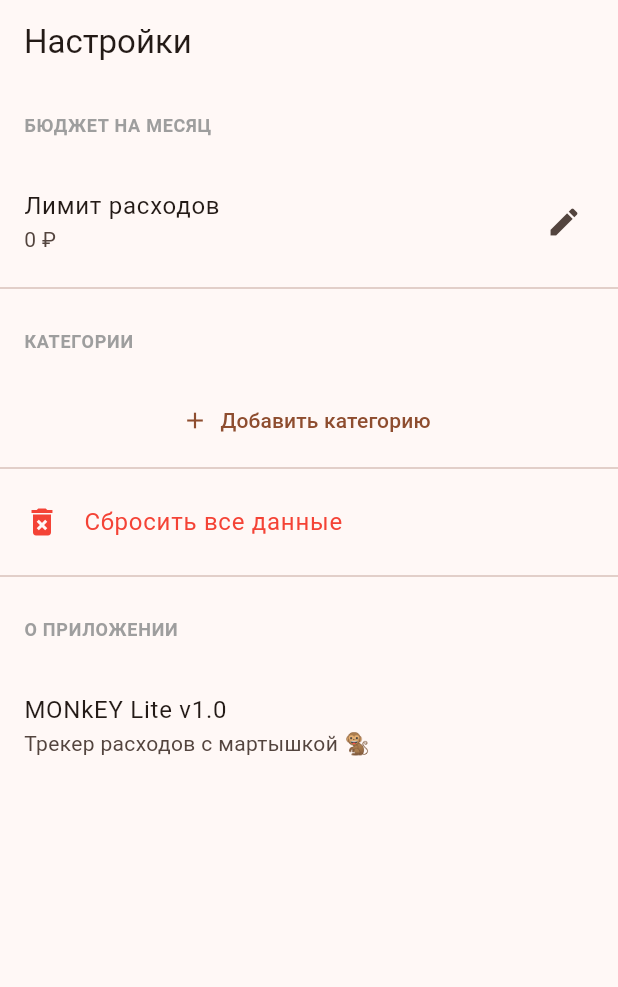
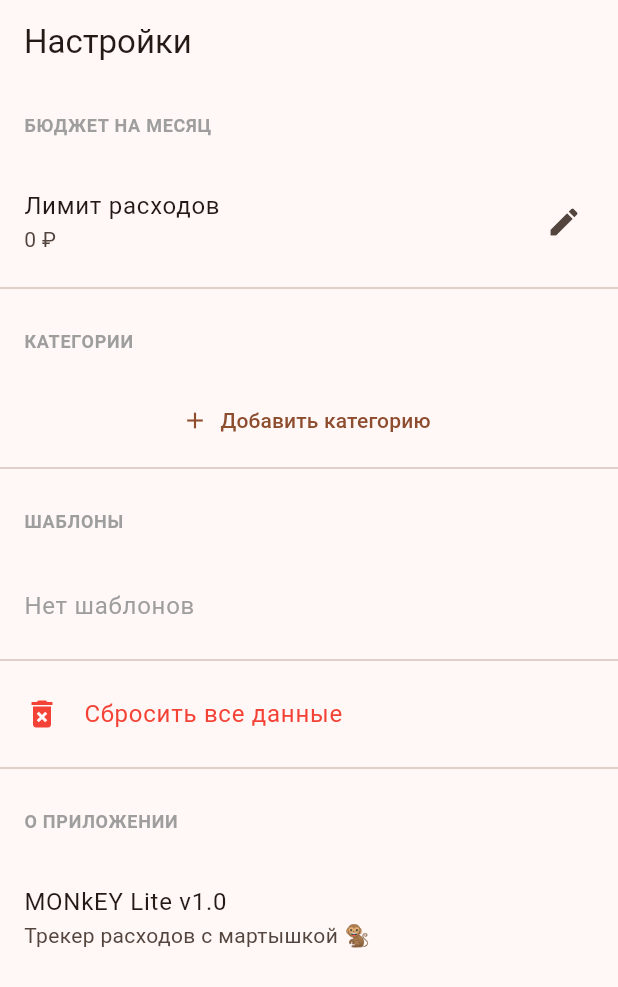
Before and after one commit to rinnlv/monkey_app, a Flutter app: the SettingsScreen screen opened by its route, on a phone screen of 412 x 824 dp. Shown: the top 987 px of the screen. Run offline on Flutter 3.47's test engine with Material 3 defaults, Android fonts, the phone set to English and light mode, and no system bars; our stand-ins replace fl_chart, flutter_riverpod, flutter_svg, go_router, sqflite; accounts and stored records are empty.

Commit message:
шаблоны с визуальным разделением

```diff
--- a/lib/db/database_helper.dart
+++ b/lib/db/database_helper.dart
@@ -58,6 +58,7 @@ class DatabaseHelper {
         amount REAL NOT NULL,
         category_id INTEGER NOT NULL,
         description TEXT,
+        type TEXT NOT NULL DEFAULT 'expense',
         FOREIGN KEY (category_id) REFERENCES categories(id)
       )
     ''');
--- a/lib/screens/home_screen.dart
+++ b/lib/screens/home_screen.dart
@@ -336,6 +336,7 @@ class _HomeScreenState extends ConsumerState<HomeScreen> {
                                                       'amount': t.amount,
                                                       'category_id': t.categoryId,
                                                       'description': t.description,
+                                                      'type': t.type,
                                                     });
 
                                                     ref.invalidate(templatesProvider);
--- a/lib/screens/settings_screen.dart
+++ b/lib/screens/settings_screen.dart
@@ -199,6 +199,34 @@ class _SettingsScreenState extends ConsumerState<SettingsScreen> {
             error: (e, st) => Text('Ошибка: $e'),
           ),
           const Divider(),
+
+          // 👇 НОВАЯ СЕКЦИЯ ШАБЛОНОВ 👇
+          const ListTile(title: Text('ШАБЛОНЫ', style: TextStyle(fontSize: 12, color: Colors.grey, fontWeight: FontWeight.bold))),
+          FutureBuilder<List<Map<String, dynamic>>>(
+            future: DatabaseHelper().getAllTemplates(),
+            builder: (context, snapshot) {
+              if (!snapshot.hasData) return const SizedBox();
+              final templates = snapshot.data!;
+              if (templates.isEmpty) return const ListTile(title: Text('Нет шаблонов', style: TextStyle(color: Colors.grey)));
+
+              return Column(
+                children: templates.map((t) => ListTile(
+                  title: Text(t['name']),
+                  subtitle: Text('${t['amount']} ₽ (${t['type'] == 'expense' ? 'Расход' : 'Доход'})'),
+                  trailing: IconButton(
+                    icon: const Icon(Icons.delete, color: Colors.red),
+                    onPressed: () async {
+                      await DatabaseHelper().deleteTemplate(t['id']);
+                      setState(() {}); // Обновляем список после удаления
+                    },
+                  ),
+                )).toList(),
+              );
+            },
+          ),
+          const Divider(),
+          // 👆 КОНЕЦ СЕКЦИИ ШАБЛОНОВ 👆
+
           ListTile(
             title: const Text('Сбросить все данные', style: TextStyle(color: Colors.red)),
             leading: const Icon(Icons.delete_forever, color: Colors.red),
```
Also changed, not shown: lib/models/template.dart (+11 -1 lines), lib/widgets/template_chips.dart (+12 -6 lines).
